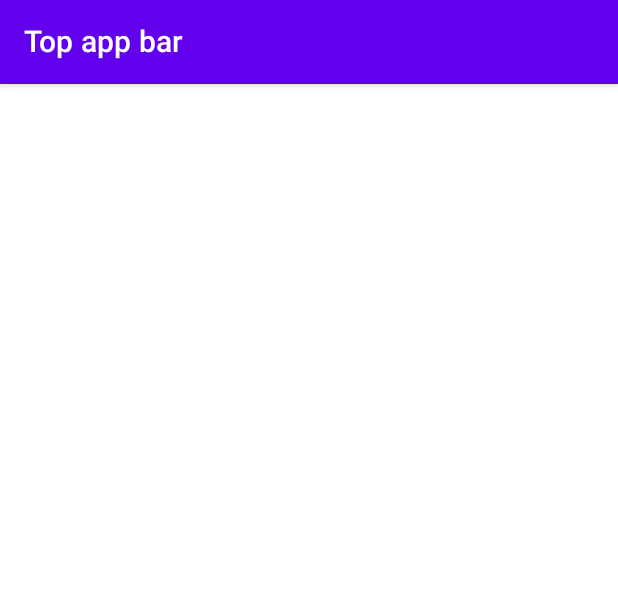
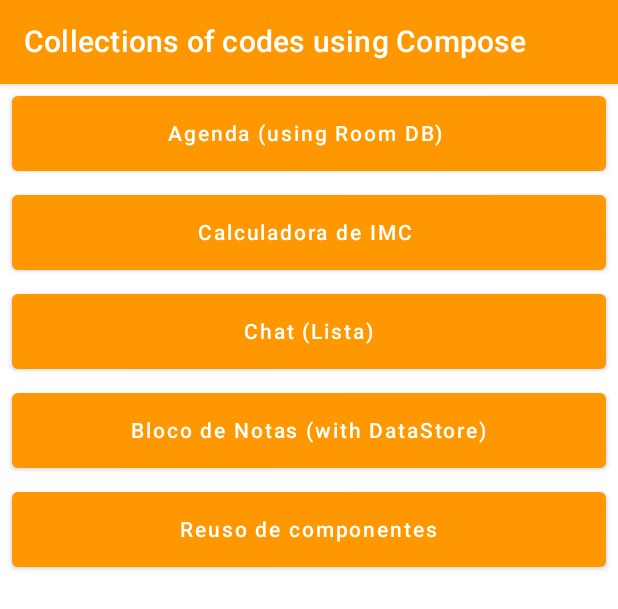
Before and after one commit to giovanileitevitor/TestingApp, an Android app built with Jetpack Compose: the @Preview function PreviewHome, on a phone screen of 412 x 824 dp. Shown: the top 609 px of the screen. Run offline under Robolectric (Android 15) with nearby library versions, the phone set to English and light mode, and no system bars.

Commit message:
Jetpack compose

```diff
--- a/app/src/main/java/br/applabbs/testingapp/ui/theme/Color.kt
+++ b/app/src/main/java/br/applabbs/testingapp/ui/theme/Color.kt
@@ -16,7 +16,7 @@ val ButtonBlue = Color(0xff505cf3)
 val DarkerButtonBlue = Color(0xff566894)
 val LightRed = Color(0xfffc879a)
 val AquaBlue = Color(0xff9aa5c4)
-val OrangeYellow1 = Color(0xfff0bd28)
+val OrangeYellow1 = Color(0xFFFF9800)
 val OrangeYellow2 = Color(0xfff1c746)
 val OrangeYellow3 = Color(0xfff4cf65)
 val Beige1 = Color(0xfffdbda1)
--- a/app/src/main/java/br/applabbs/testingapp/ui/theme/MainActivity.kt
+++ b/app/src/main/java/br/applabbs/testingapp/ui/theme/MainActivity.kt
@@ -1,11 +1,18 @@
 package br.applabbs.testingapp.ui.theme
 
+import android.content.Intent
 import android.os.Bundle
 import androidx.activity.ComponentActivity
 import androidx.activity.compose.setContent
 import androidx.compose.foundation.background
+import androidx.compose.foundation.layout.Column
+import androidx.compose.foundation.layout.fillMaxSize
 import androidx.compose.foundation.layout.fillMaxWidth
+import androidx.compose.foundation.layout.height
+import androidx.compose.foundation.layout.padding
 import androidx.compose.foundation.layout.wrapContentWidth
+import androidx.compose.material.Button
+import androidx.compose.material.ButtonDefaults
 import androidx.compose.material.Scaffold
 import androidx.compose.material.Text
 import androidx.compose.material.TopAppBar
@@ -13,9 +20,17 @@ import androidx.compose.runtime.Composable
 import androidx.compose.ui.Alignment
 import androidx.compose.ui.Modifier
 import androidx.compose.ui.graphics.Color
+import androidx.compose.ui.platform.LocalContext
 import androidx.compose.ui.platform.testTag
 import androidx.compose.ui.text.style.TextAlign
 import androidx.compose.ui.tooling.preview.Preview
+import androidx.compose.ui.unit.dp
+import androidx.core.content.ContextCompat.startActivity
+import br.applabbs.testingapp.ui.theme.examples.agenda.AgendaActivity
+import br.applabbs.testingapp.ui.theme.examples.calcimc.CalculaImcActivity
+import br.applabbs.testingapp.ui.theme.examples.chat.ChatActivity
+import br.applabbs.testingapp.ui.theme.examples.notes.NotesActivity
+import br.applabbs.testingapp.ui.theme.examples.reusecomps.ReusingComponentActivity
 
 
 class MainActivity: ComponentActivity() {
@@ -32,25 +47,117 @@ class MainActivity: ComponentActivity() {
 
 @Composable
 fun Home(){
+
+    val context = LocalContext.current
+
     Scaffold(
         topBar = {
             TopAppBar(
                 title = {
                     Text(
-                        text = "Top app bar",
+                        text = "Collections of codes using Compose",
                         textAlign = TextAlign.Justify,
+                        color = Color.White,
                         maxLines = 1
                     )
                 },
                 modifier = Modifier
                     .fillMaxWidth()
                     .wrapContentWidth(Alignment.CenterHorizontally)
-                    .background(Color.Blue)
-                    .testTag("toolbar")
+                    .testTag("toolbar"),
+                backgroundColor = OrangeYellow1
             )
         }
-    ){
+    ){ paddingValues ->
+        Column(modifier = Modifier
+            .fillMaxSize()
+            .padding(paddingValues = paddingValues)
+        ) {
+            Button(
+                modifier = Modifier
+                    .fillMaxWidth()
+                    .padding(8.dp)
+                    .height(50.dp),
+                colors = ButtonDefaults.buttonColors(
+                    backgroundColor = OrangeYellow1,
+                    contentColor = Color.White
+                ),
 
+                onClick = {
+                        context.startActivity(Intent(context, AgendaActivity::class.java))
+                }
+            ){
+                Text(text = "Agenda (using Room DB) ")
+            }
+
+            Button(
+                modifier = Modifier
+                    .fillMaxWidth()
+                    .padding(8.dp)
+                    .height(50.dp),
+                colors = ButtonDefaults.buttonColors(
+                    backgroundColor = OrangeYellow1,
+                    contentColor = Color.White
+                ),
+
+                onClick = {
+                    context.startActivity(Intent(context, CalculaImcActivity::class.java))
+                }
+            ){
+                Text(text = "Calculadora de IMC ")
+            }
+
+            Button(
+                modifier = Modifier
+                    .fillMaxWidth()
+                    .padding(8.dp)
+                    .height(50.dp),
+                colors = ButtonDefaults.buttonColors(
+                    backgroundColor = OrangeYellow1,
+                    contentColor = Color.White
+                ),
+
+                onClick = {
+                    context.startActivity(Intent(context, ChatActivity::class.java))
+                }
+            ){
+                Text(text = "Chat (Lista)")
+            }
+
+            Button(
+                modifier = Modifier
+                    .fillMaxWidth()
+                    .padding(8.dp)
+                    .height(50.dp),
+                colors = ButtonDefaults.buttonColors(
+                    backgroundColor = OrangeYellow1,
+                    contentColor = Color.White
+                ),
+
+                onClick = {
+                    context.startActivity(Intent(context, NotesActivity::class.java))
+                }
+            ){
+                Text(text = "Bloco de Notas (with DataStore)")
+            }
+
+            Button(
+                modifier = Modifier
+                    .fillMaxWidth()
+                    .padding(8.dp)
+                    .height(50.dp),
+                colors = ButtonDefaults.buttonColors(
+                    backgroundColor = OrangeYellow1,
+                    contentColor = Color.White
+                ),
+
+                onClick = {
+                    context.startActivity(Intent(context, ReusingComponentActivity::class.java))
+                }
+            ){
+                Text(text = "Reuso de componentes")
+            }
+        }
     }
 
 }
--- a/app/src/main/java/br/applabbs/testingapp/ui/theme/examples/chat/ChatActivity.kt
+++ b/app/src/main/java/br/applabbs/testingapp/ui/theme/examples/chat/ChatActivity.kt
@@ -8,7 +8,6 @@ import androidx.compose.foundation.layout.PaddingValues
 import androidx.compose.foundation.layout.padding
 import androidx.compose.foundation.lazy.LazyColumn
 import androidx.compose.foundation.lazy.itemsIndexed
-import androidx.compose.material.LocalAbsoluteElevation
 import androidx.compose.material.Text
 import androidx.compose.material.TopAppBar
 import androidx.compose.material3.Scaffold
@@ -49,10 +48,10 @@ fun Chat(){
     }
 }
 
-
 @Composable
 fun ListUsuarios(context: Context, paddingValues: PaddingValues){
     val listaUsuarios: MutableList<Usuario> = mutableListOf(
+        Usuario(nome = "Joao Jose Jesus", foto = R.drawable.city),
         Usuario(nome = "Joao Jose Jesus", foto = R.drawable.city),
         Usuario(nome = "Joao Jose Jesus", foto = R.drawable.city),
         Usuario(nome = "Joao Jose Jesus", foto = R.drawable.city),
```
Also changed, not shown: app/build.gradle.kts (+7 -0 lines), app/src/main/AndroidManifest.xml (+15 -4 lines), app/src/main/java/br/applabbs/testingapp/ui/theme/examples/agenda/AgendaActivity.kt (added, +70 -0 lines), app/src/main/java/br/applabbs/testingapp/ui/theme/examples/agenda/Contato.kt (added, +7 -0 lines), app/src/main/java/br/applabbs/testingapp/ui/theme/examples/agenda/views/AtualizarContato.kt (added, +8 -0 lines), app/src/main/java/br/applabbs/testingapp/ui/theme/examples/agenda/views/ListaContatos.kt (added, +8 -0 lines), app/src/main/java/br/applabbs/testingapp/ui/theme/examples/agenda/views/SalvarContato.kt (added, +8 -0 lines).
